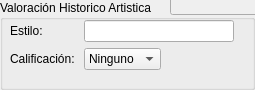
The window that forms/valoracionform.ui (agimenezpy/CentroHistorico) describes before a commit, drawn with Qt 5.
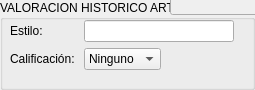
The same window after the commit.

Patch:
```diff
--- a/forms/valoracionform.ui
+++ b/forms/valoracionform.ui
@@ -19,7 +19,7 @@
    <string>Valoración Historico Artistica</string>
   </property>
   <property name="title">
-   <string>Valoración Historico Artistica</string>
+   <string>VALORACION HISTORICO ARTISTICA</string>
   </property>
   <widget class="QLineEdit" name="cuentaEdit">
    <property name="enabled">
@@ -34,7 +34,7 @@
     </rect>
    </property>
   </widget>
-  <widget class="QWidget" name="">
+  <widget class="QWidget" name="layoutWidget">
    <property name="geometry">
     <rect>
      <x>10</x>
```
